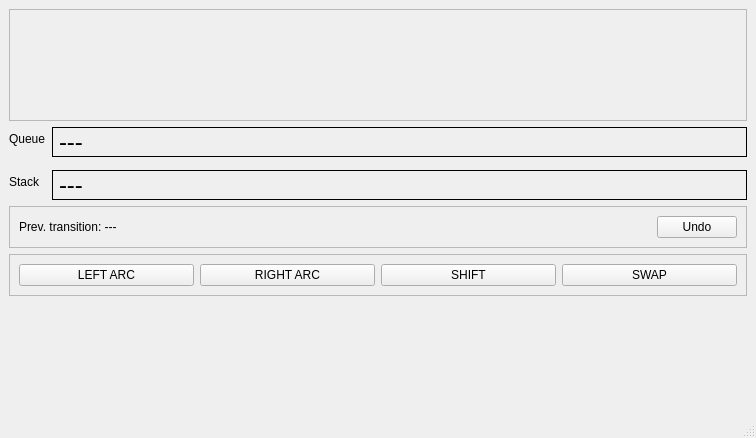
Old version of the form psim/gui/ui_main_window.ui in the repository fginter/parser-sim.
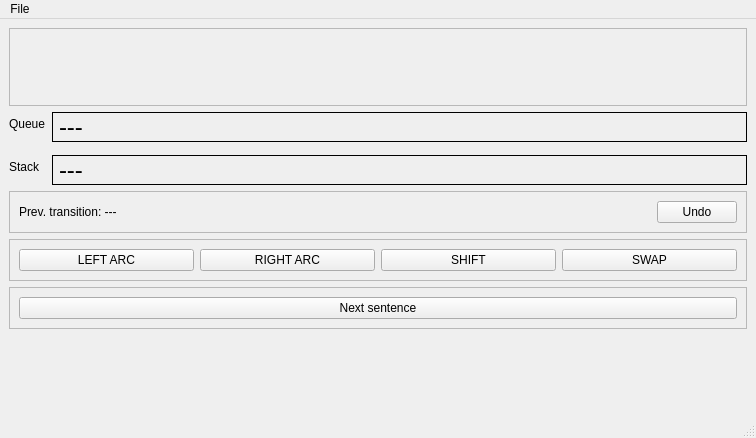
New version of the form.

Commit message: next and open work

The edit to the form file:
```diff
--- a/psim/gui/ui_main_window.ui
+++ b/psim/gui/ui_main_window.ui
@@ -166,6 +166,25 @@
       </layout>
      </widget>
     </item>
+    <item>
+     <widget class="QFrame" name="frame_3">
+      <property name="frameShape">
+       <enum>QFrame::StyledPanel</enum>
+      </property>
+      <property name="frameShadow">
+       <enum>QFrame::Raised</enum>
+      </property>
+      <layout class="QHBoxLayout" name="horizontalLayout_4">
+       <item>
+        <widget class="QPushButton" name="next">
+         <property name="text">
+          <string>Next sentence</string>
+         </property>
+        </widget>
+       </item>
+      </layout>
+     </widget>
+    </item>
     <item>
      <spacer name="verticalSpacer">
       <property name="orientation">
@@ -190,6 +209,13 @@
      <height>21</height>
     </rect>
    </property>
+   <widget class="QMenu" name="menuFile">
+    <property name="title">
+     <string>File</string>
+    </property>
+    <addaction name="actionOpen"/>
+   </widget>
+   <addaction name="menuFile"/>
   </widget>
   <widget class="QStatusBar" name="statusbar"/>
  </widget>
```
Left out of the diff: 15 changed lines with no effect on the pictures. The commit also changes 2 other files.
